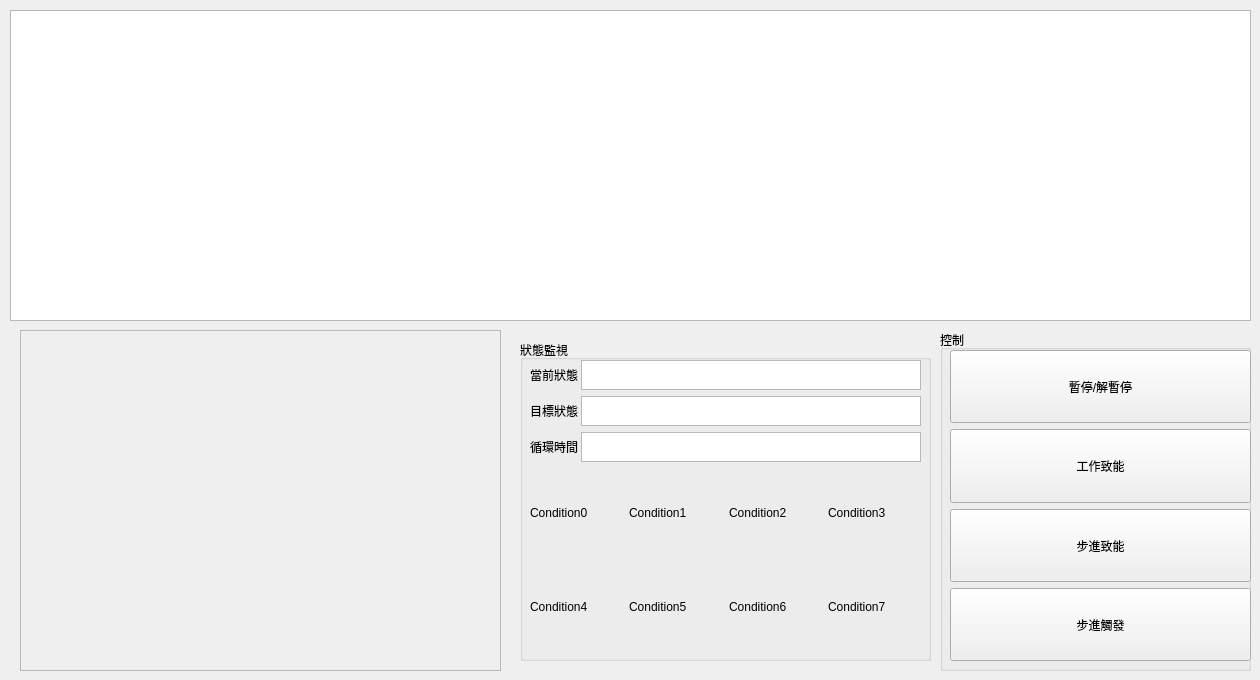
The window that bank-view/frontunitpanel.ui (smandyscom/front-base-widget) describes before a commit, drawn with Qt 5.
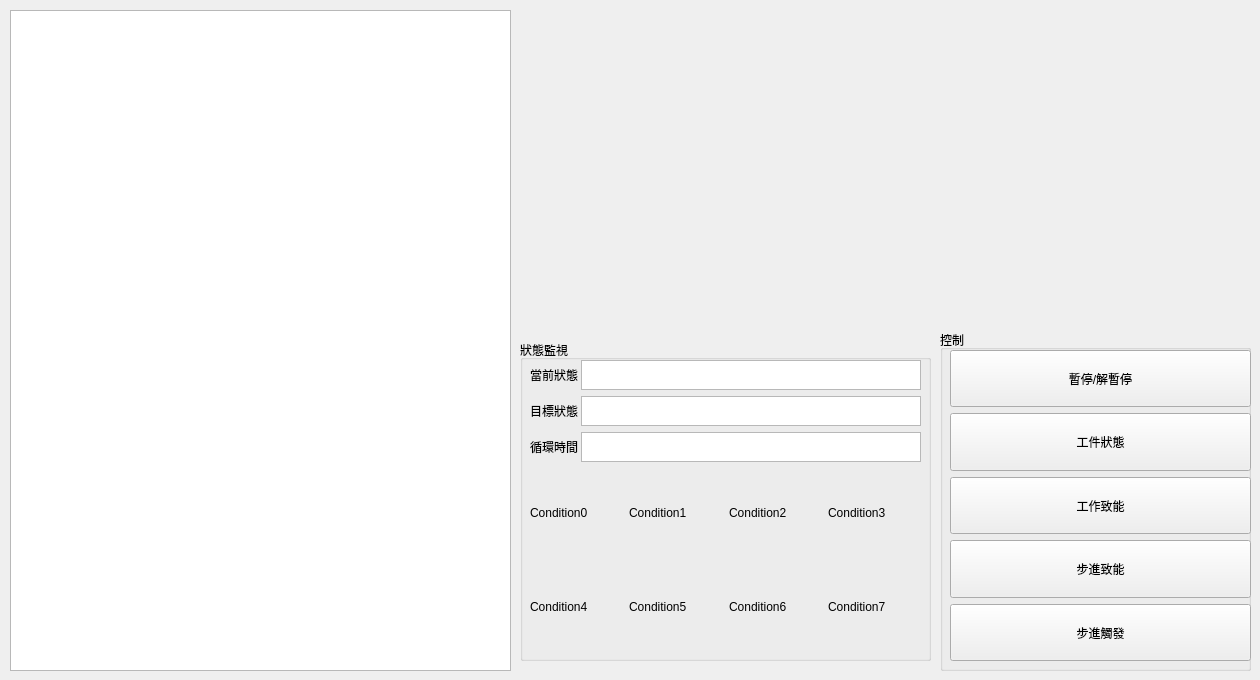
The same window after the commit.

```diff
--- a/bank-view/frontunitpanel.ui
+++ b/bank-view/frontunitpanel.ui
@@ -18,45 +18,11 @@
     <rect>
      <x>10</x>
      <y>10</y>
-     <width>1241</width>
-     <height>311</height>
+     <width>501</width>
+     <height>661</height>
     </rect>
    </property>
   </widget>
-  <widget class="QFrame" name="frame">
-   <property name="geometry">
-    <rect>
-     <x>20</x>
-     <y>330</y>
-     <width>481</width>
-     <height>341</height>
-    </rect>
-   </property>
-   <property name="frameShape">
-    <enum>QFrame::StyledPanel</enum>
-   </property>
-   <property name="frameShadow">
-    <enum>QFrame::Raised</enum>
-   </property>
-   <widget class="QWidget" name="layoutWidget">
-    <property name="geometry">
-     <rect>
-      <x>0</x>
-      <y>10</y>
-      <width>471</width>
-      <height>321</height>
-     </rect>
-    </property>
-    <layout class="QVBoxLayout" name="verticalLayout">
-     <item>
-      <widget class="QWidget" name="widgetFilter" native="true"/>
-     </item>
-     <item>
-      <widget class="QWidget" name="widgetTransfer" native="true"/>
-     </item>
-    </layout>
-   </widget>
-  </widget>
   <widget class="QGroupBox" name="groupBoxControl">
    <property name="geometry">
     <rect>
@@ -92,6 +58,19 @@
        </property>
       </widget>
      </item>
+     <item>
+      <widget class="QPushButton" name="pushButtonMaterial">
+       <property name="sizePolicy">
+        <sizepolicy hsizetype="Minimum" vsizetype="Expanding">
+         <horstretch>0</horstretch>
+         <verstretch>0</verstretch>
+        </sizepolicy>
+       </property>
+       <property name="text">
+        <string>工件狀態</string>
+       </property>
+      </widget>
+     </item>
      <item>
       <widget class="QPushButton" name="pushButtonWorking">
        <property name="sizePolicy">
@@ -331,6 +310,16 @@
     </layout>
    </widget>
   </widget>
+  <widget class="QWidget" name="widgetFilter" native="true">
+   <property name="geometry">
+    <rect>
+     <x>560</x>
+     <y>20</y>
+     <width>281</width>
+     <height>101</height>
+    </rect>
+   </property>
+  </widget>
  </widget>
  <resources/>
  <connections/>
```
